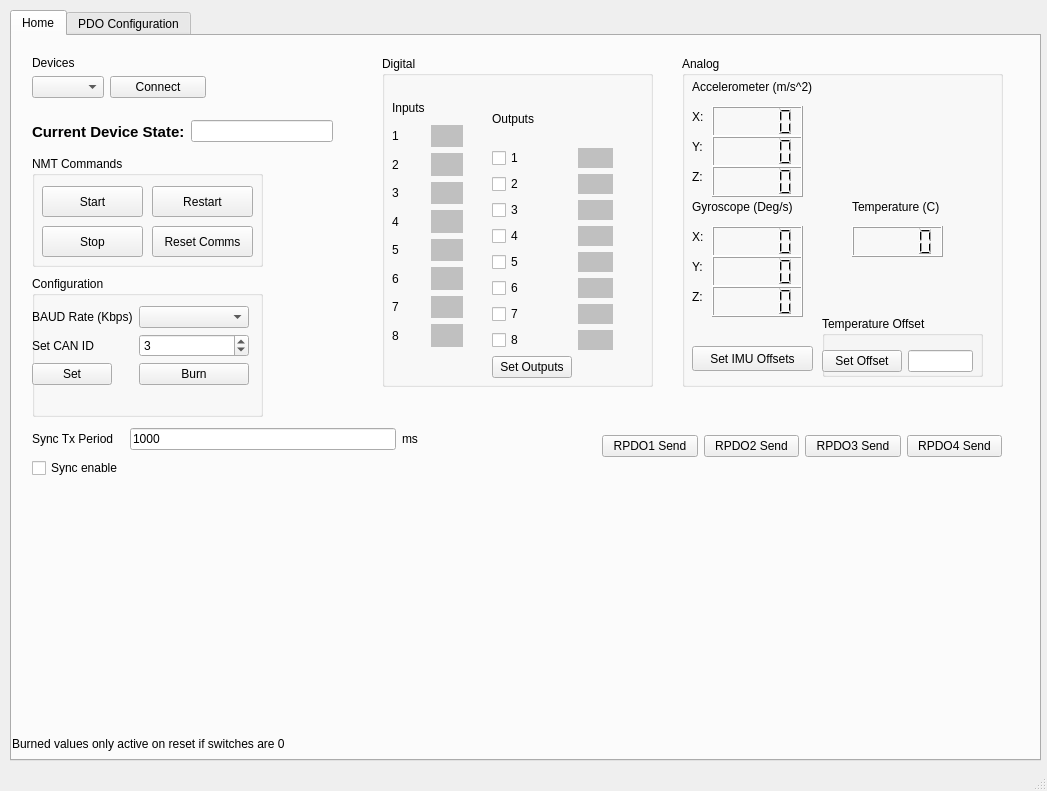
This is Frontend/CAN_IO_GUI.ui in jtoobias/CAN_IO_GUI as Qt 5 draws it before an edit. The edited form follows.
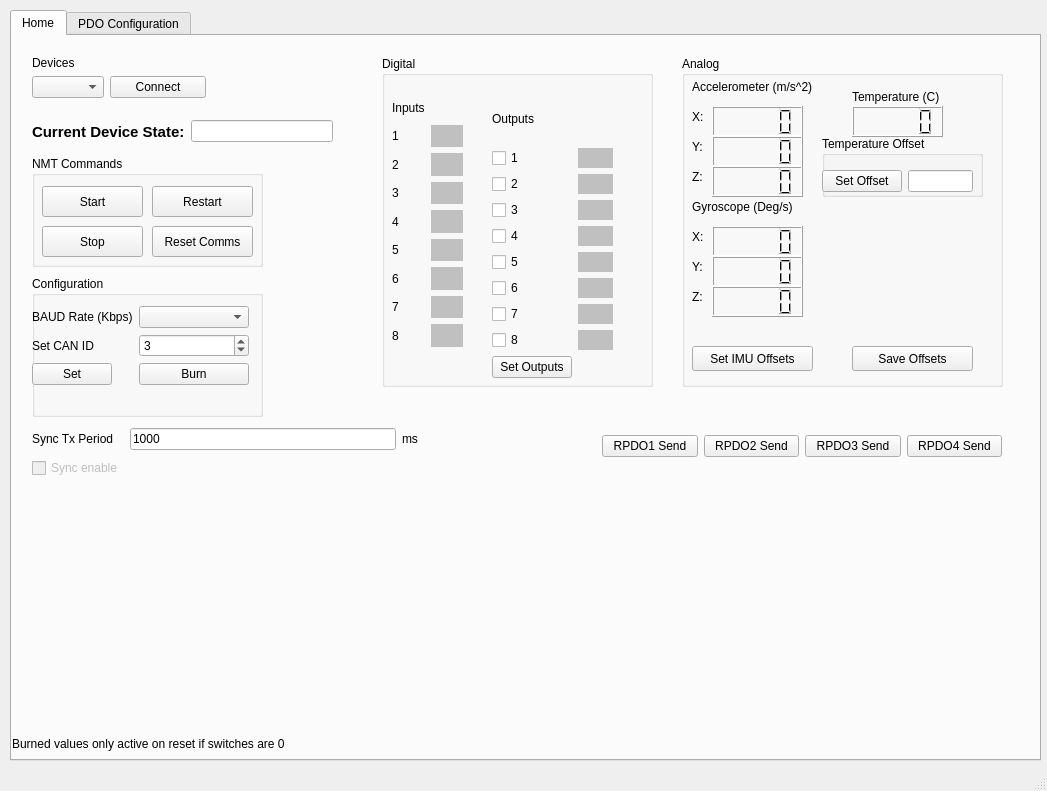
This is the edited form.

Commit message: Long term storage working for PDOs and offsets. Need to load PDO configuration from device to UI on connection, otherwise data wont show unless pdo is set again

What changed in the file:
```diff
--- a/Frontend/CAN_IO_GUI.ui
+++ b/Frontend/CAN_IO_GUI.ui
@@ -398,7 +398,7 @@
        <property name="geometry">
         <rect>
          <x>170</x>
-         <y>140</y>
+         <y>30</y>
          <width>121</width>
          <height>21</height>
         </rect>
@@ -411,7 +411,7 @@
        <property name="geometry">
         <rect>
          <x>170</x>
-         <y>170</y>
+         <y>50</y>
          <width>91</width>
          <height>31</height>
         </rect>
@@ -421,7 +421,7 @@
        <property name="geometry">
         <rect>
          <x>140</x>
-         <y>260</y>
+         <y>80</y>
          <width>161</width>
          <height>61</height>
         </rect>
@@ -456,6 +456,22 @@
         </layout>
        </widget>
       </widget>
+      <widget class="QPushButton" name="pushButtonBurnOffsets">
+       <property name="geometry">
+        <rect>
+         <x>170</x>
+         <y>290</y>
+         <width>121</width>
+         <height>25</height>
+        </rect>
+       </property>
+       <property name="statusTip">
+        <string>This burns the offsets to long term storage</string>
+       </property>
+       <property name="text">
+        <string>Save Offsets</string>
+       </property>
+      </widget>
      </widget>
      <widget class="QGroupBox" name="groupBox_5">
       <property name="geometry">
@@ -852,6 +868,9 @@
        </item>
        <item row="1" column="0">
         <widget class="QCheckBox" name="checkBox_sync_enable">
+         <property name="enabled">
+          <bool>false</bool>
+         </property>
          <property name="text">
           <string>Sync enable</string>
          </property>
```
Left out of the diff: 32 changed lines with no effect on the pictures. The commit also changes 5 other files.
